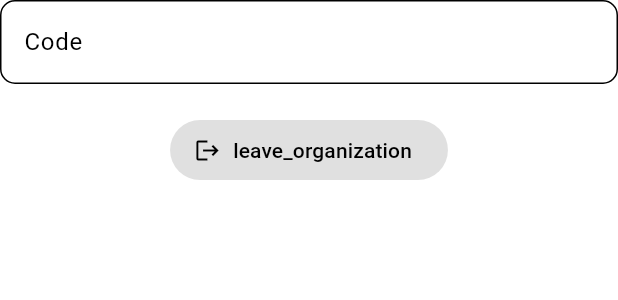
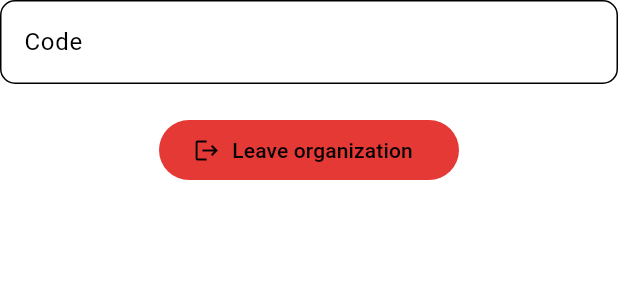
Before and after one commit to Kaloyanes/reportr, a Flutter app: the EmployeeFields widget shown alone on an empty page, opened directly, on a phone screen of 412 x 824 dp. Shown: the top 300 px of the screen. Run offline on Flutter 3.47's test engine with Material 3 defaults, Android fonts, the phone set to English and light mode, and no system bars; our stand-ins replace cached_network_image, cloud_firestore, dio, dynamic_color, file_picker, firebase_auth and 10 more; missing offline and left inert: auto_size_text_field, crop_your_image, crypt, flex_color_picker, image_picker_android, image_picker_platform_interface; accounts and stored records are empty.

Commit message:
Update local messages and employee fields

```diff
--- a/lib/app/data/local_messages.dart
+++ b/lib/app/data/local_messages.dart
@@ -41,6 +41,16 @@ class LocalMessages extends Translations {
           "delete_profile": "Delete profile",
           "generate_new_code": "Generate new code",
           "organization_code_for_invite": "Organization code for invite",
+          "leave_organization": "Leave organization",
+          "leave_organization_question": "Are you sure you want to leave this organization?",
+          "place_new_organization": "Join new organization",
+          "yes": "Yes",
+          "no": "No",
+          "choose_option": "Choose option",
+          "camera": "Camera",
+          "gallery": "Gallery",
+          "save": "Save",
+          "delete_profile_picture": "Delete profile picture",
         },
         'bg_BG': {
           "sign_in": "Влизане",
--- a/lib/app/modules/profile/components/fields/employee_fields.dart
+++ b/lib/app/modules/profile/components/fields/employee_fields.dart
@@ -24,11 +24,11 @@ class EmployeeFields extends StatelessWidget {
         ),
         Obx(
           () => AnimatedContainer(
-            curve: Curves.fastLinearToSlowEaseIn,
+            curve: Curves.easeInOutCubicEmphasized,
             duration: 600.milliseconds,
-            width: controller.inviteCodeChanged.value ? 300 : 0,
-            height: controller.inviteCodeChanged.value ? 45 : 0,
-            margin: EdgeInsets.only(bottom: controller.inviteCodeChanged.value ? 20 : 0),
+            width: controller.inviteCodeChanged.value ? 200 : 0,
+            height: controller.inviteCodeChanged.value ? 40 : 0,
+            margin: EdgeInsets.only(bottom: controller.inviteCodeChanged.value ? 15 : 0),
             child: FilledButton(
               style: FilledButton.styleFrom(
                 fixedSize: const Size.fromWidth(200),
@@ -39,6 +39,7 @@ class EmployeeFields extends StatelessWidget {
           ),
         ),
         FilledButton.tonalIcon(
+            style: FilledButton.styleFrom(fixedSize: const Size.fromWidth(200), backgroundColor: Colors.red.shade600),
             icon: const Icon(Icons.logout),
             onPressed: () => controller.leaveOrganization(),
             label: Text("leave_organization".tr))
--- a/lib/app/modules/profile/views/profile_view.dart
+++ b/lib/app/modules/profile/views/profile_view.dart
@@ -55,7 +55,8 @@ class ProfileView extends GetView<ProfileController> {
                     height: 10,
                   ),
                   FilledButton.tonalIcon(
-                    style: FilledButton.styleFrom(fixedSize: const Size.fromWidth(200)),
+                    style: FilledButton.styleFrom(
+                        fixedSize: const Size.fromWidth(200), backgroundColor: Colors.red.shade600),
                     icon: const Icon(Icons.delete_forever),
                     onPressed: () => controller.deleteProfile(),
                     label: Text("delete_profile".tr),
--- a/lib/app/modules/sign_up/views/sign_up_view.dart
+++ b/lib/app/modules/sign_up/views/sign_up_view.dart
@@ -183,7 +183,7 @@ class SignUpView extends GetView<SignUpController> {
               const SizedBox(
                 height: 15,
               ),
-              FilledButton.tonalIcon(
+              FilledButton.icon(
                 onPressed: () => controller.register(),
                 icon: const Icon(Icons.app_registration_rounded),
                 label: Text("sign_up".tr),
```
Also changed, not shown: lib/app/modules/profile/controllers/profile_controller.dart (+7 -7 lines).
